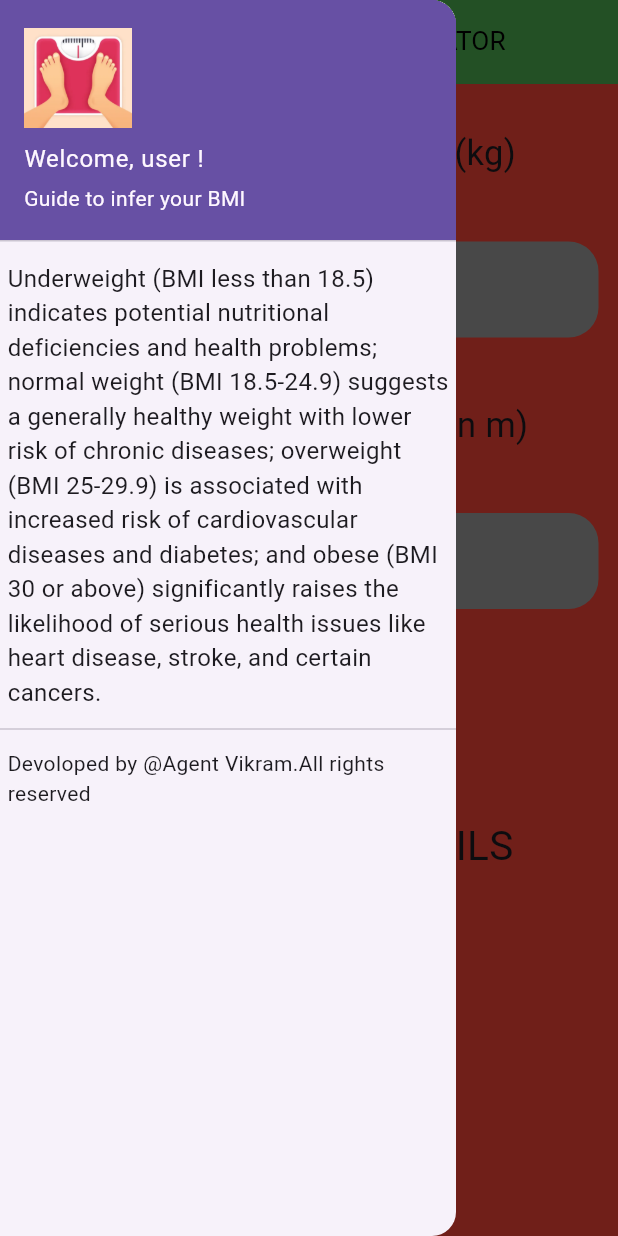
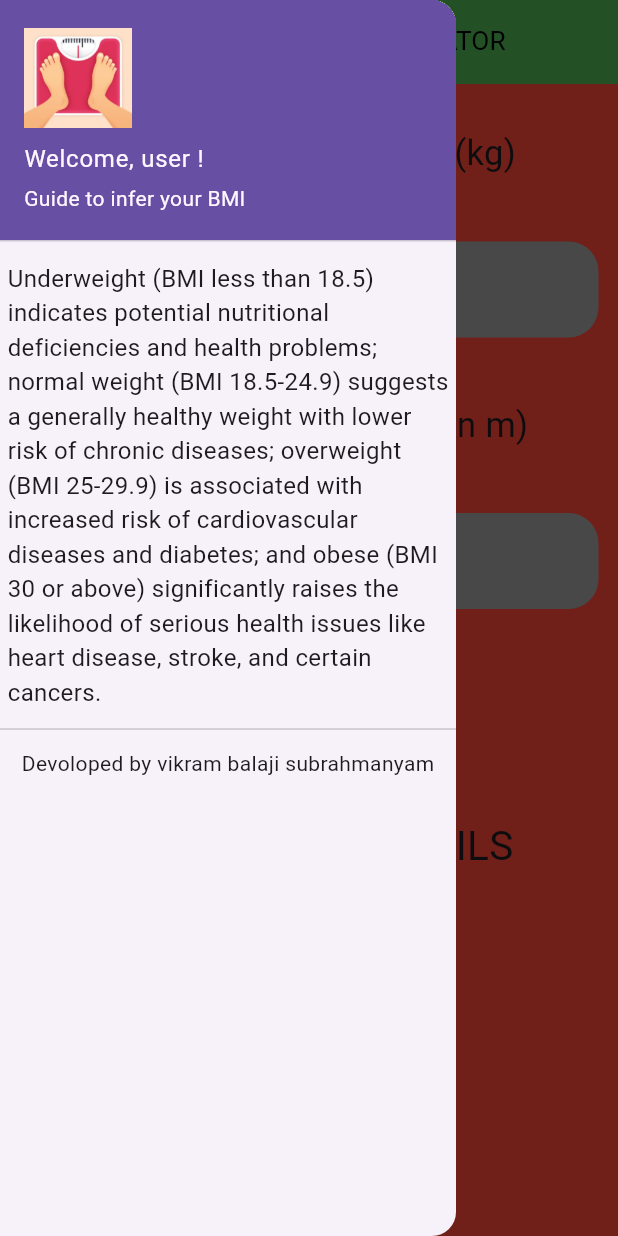
Before and after one commit to vikram57bs/body-mass-index-mobile-app, a Flutter app: the screen it shows after launch, with the side drawer open, on a phone screen of 412 x 824 dp. Run offline on Flutter 3.47's test engine with Material 3 defaults, Android fonts, the phone set to English and light mode, and no system bars.

Commit message:
Updated version of main.dart

```diff
--- a/lib/main.dart
+++ b/lib/main.dart
@@ -46,7 +46,7 @@ class _MyAppState extends State<MyApp> {
               Divider(),
               Padding(
                 padding: const EdgeInsets.all(5.0),
-                child: Text("Devoloped by @Agent Vikram.All rights reserved"),
+                child: Text("Devoloped by vikram balaji subrahmanyam"),
               )
             ],
           )),
```
